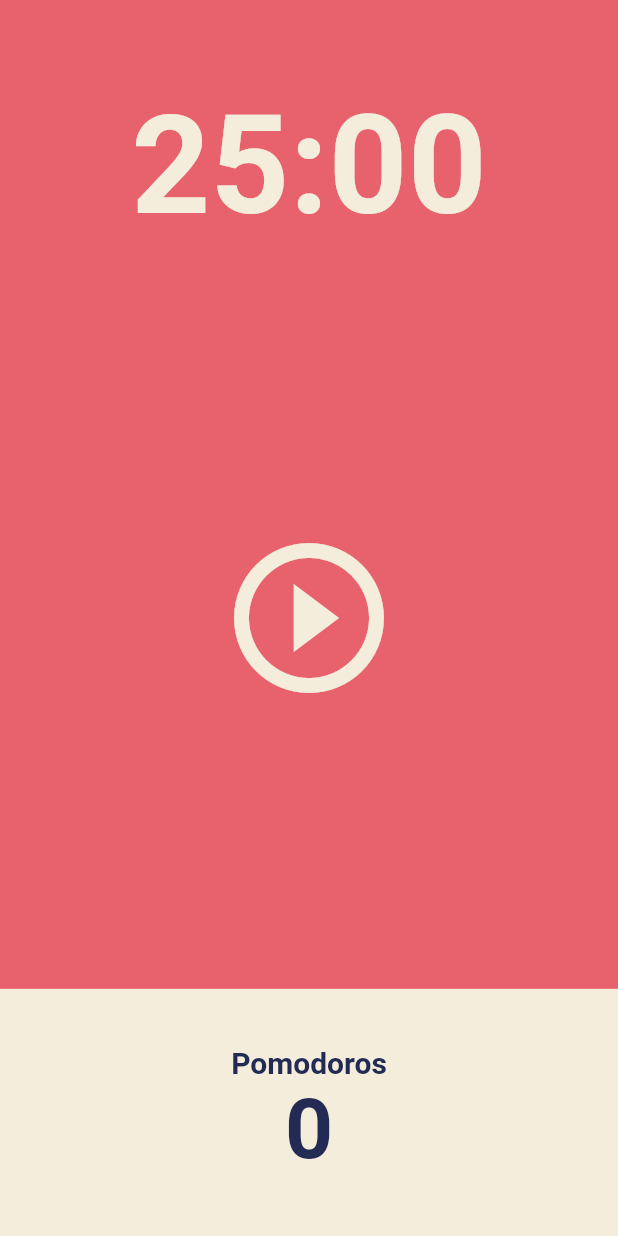
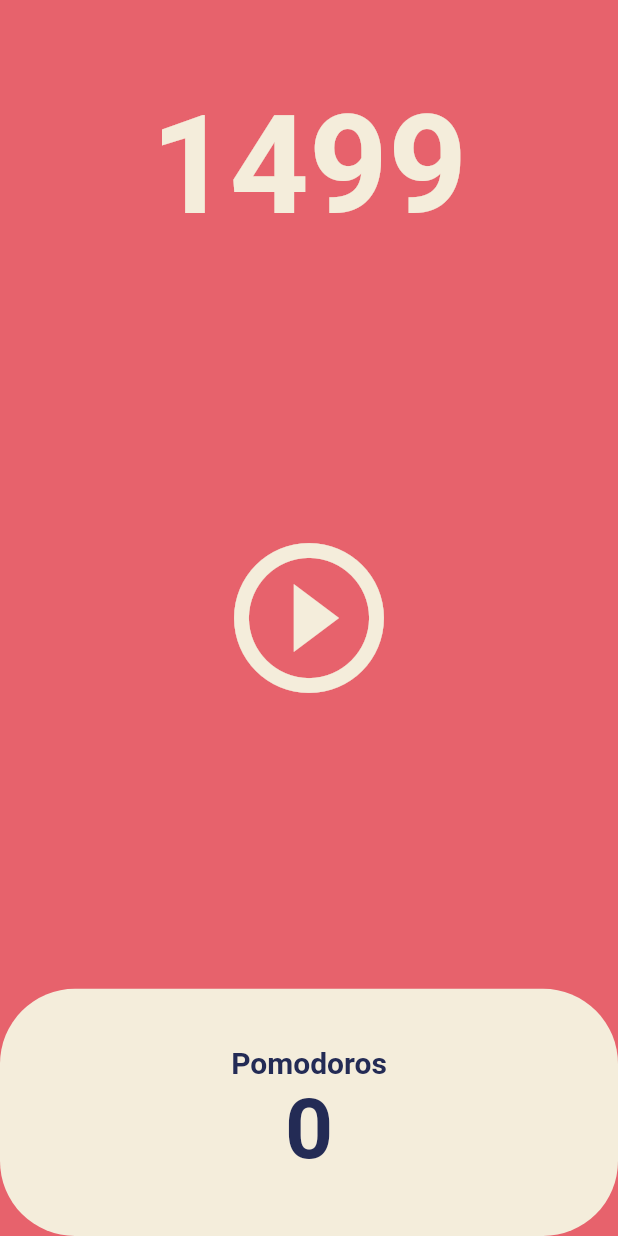
Before and after one commit to helious23/toonflix_2, a Flutter app: the screen it shows after launch, after a tap on the "play circle outline" icon, on a phone screen of 412 x 824 dp. Run offline on Flutter 3.47's test engine with Material 2 defaults, Android fonts, the phone set to English and light mode, and no system bars.

```diff
--- a/lib/screens/home_screen.dart
+++ b/lib/screens/home_screen.dart
@@ -1,3 +1,5 @@
+import 'dart:async';
+
 import 'package:flutter/material.dart';
 
 class HomeScreen extends StatefulWidget {
@@ -8,6 +10,22 @@ class HomeScreen extends StatefulWidget {
 }
 
 class _HomeScreenState extends State<HomeScreen> {
+  int totalSeconds = 1500;
+  late Timer timer;
+
+  void onTick(Timer timer) {
+    setState(() {
+      totalSeconds -= 1;
+    });
+  }
+
+  void onStartPressed() {
+    timer = Timer.periodic(
+      const Duration(seconds: 1),
+      onTick,
+    );
+  }
+
   @override
   Widget build(BuildContext context) {
     return Scaffold(
@@ -19,7 +37,7 @@ class _HomeScreenState extends State<HomeScreen> {
             child: Container(
               alignment: Alignment.bottomCenter,
               child: Text(
-                '25:00',
+                '$totalSeconds',
                 style: TextStyle(
                   color: Theme.of(context).cardColor,
                   fontSize: 92,
@@ -30,15 +48,13 @@ class _HomeScreenState extends State<HomeScreen> {
           ),
           Flexible(
             flex: 3,
-            child: Container(
             child: Center(
               child: IconButton(
                 iconSize: 120,
                 color: Theme.of(context).cardColor,
-                  onPressed: () {},
+                onPressed: onStartPressed,
                 icon: const Icon(
                   Icons.play_circle_outline,
-                  ),
                 ),
               ),
             ),
@@ -51,7 +67,7 @@ class _HomeScreenState extends State<HomeScreen> {
                   child: Container(
                     decoration: BoxDecoration(
                         color: Theme.of(context).cardColor,
-                    ),
+                        borderRadius: BorderRadius.circular(50)),
                     child: Column(
                       mainAxisAlignment: MainAxisAlignment.center,
                       children: [
```
Lines whose indentation alone changed are shown as unchanged.
